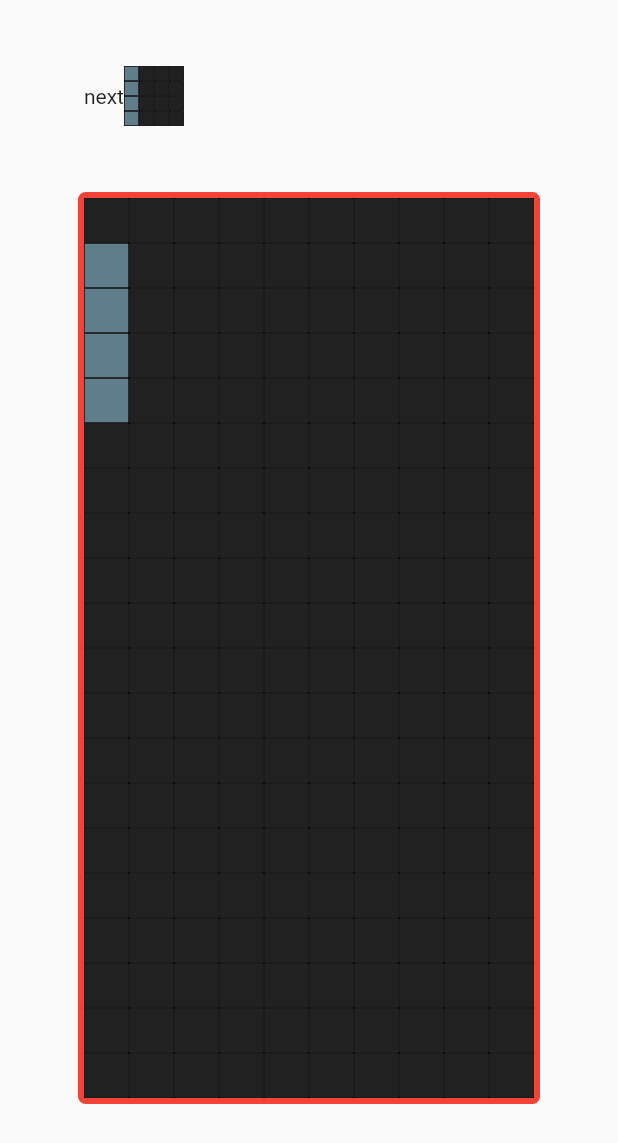
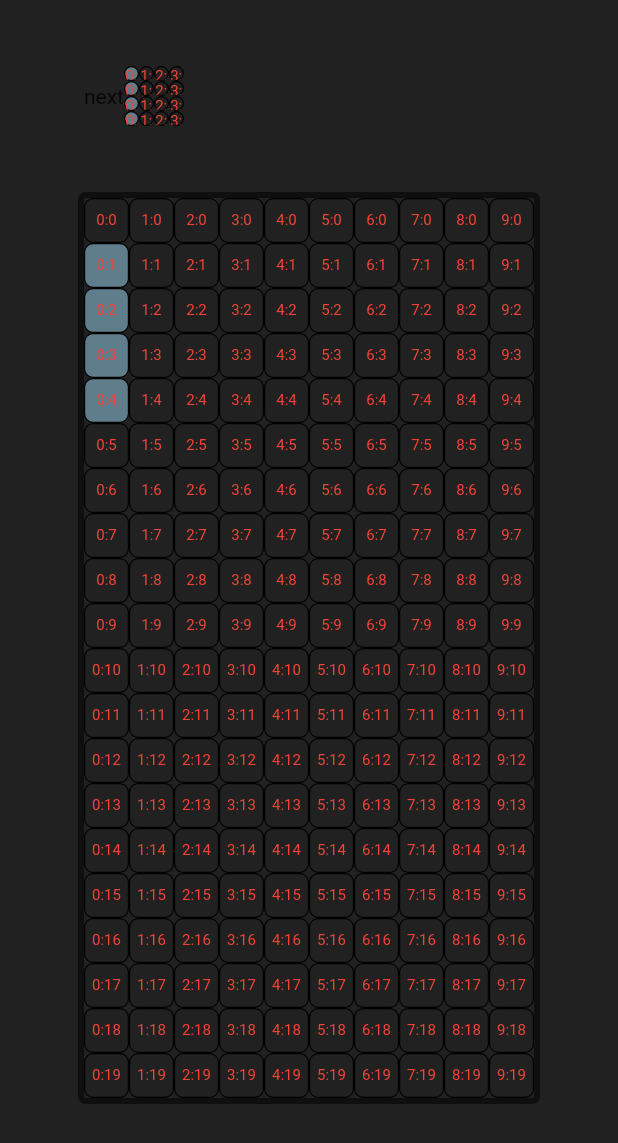
Before and after one commit to fikma/petris, a Flutter app: the screen it shows after launch, after a tap on "resume", on a phone screen of 412 x 824 dp. Shown: the top 1143 px of the screen. Run offline on Flutter 3.47's test engine with Material 2 defaults, Android fonts, the phone set to English and light mode, and no system bars.

```diff
--- a/lib/components/board_widget_component.dart
+++ b/lib/components/board_widget_component.dart
@@ -51,6 +51,7 @@ class BoardWidgetComponent extends BaseComponent {
     }
 
     tetrisBlockLogic.setTetrisBlockColorToBoard(
+      isMonochrome: boardWidgetModel.isBlockMonochrome,
       boardList: boardWidgetModel.boardList,
       tetrisBlocks: tetrisBlockModel.currentBlocks,
     );
--- a/lib/components/count_down_widget_component.dart
+++ b/lib/components/count_down_widget_component.dart
@@ -40,6 +40,7 @@ class CountDownWidgetComponent extends BaseComponent {
           countDownWidgetModel.nextFocus.requestFocus();
 
           TetrisBlockLogic().setTetrisBlockColorToBoard(
+            isMonochrome: boardWidgetModel.isBlockMonochrome,
             tetrisBlocks: hudWidgetModel.tetrisBlocks,
             boardList: hudWidgetModel.boardList,
           );
--- a/lib/components/tetris_blocks_component.dart
+++ b/lib/components/tetris_blocks_component.dart
@@ -101,6 +101,7 @@ class TetrisBlocksComponent extends BaseComponent {
 
         // start logic ketika tetrisBlock collide dengan boardBlock, reset
         boardWidgetLogic.setTetrisBlockTypeToBoard(
+          isMonochrome: boardWidgetModel.isBlockMonochrome,
           boardList: boardWidgetModel.boardList,
           tetrisBlocks: tetrisBlockModel.currentBlocks,
         );
@@ -121,6 +122,7 @@ class TetrisBlocksComponent extends BaseComponent {
       )) {
         moveCommand.undo();
         boardWidgetLogic.setTetrisBlockTypeToBoard(
+          isMonochrome: boardWidgetModel.isBlockMonochrome,
           boardList: boardWidgetModel.boardList,
           tetrisBlocks: tetrisBlockModel.currentBlocks,
         );
@@ -141,6 +143,7 @@ class TetrisBlocksComponent extends BaseComponent {
 
       hudWidgetModel.tetrisBlocks = tetrisBlockModel.nextBlocks.first;
       tetrisBlockLogic.setTetrisBlockColorToBoard(
+        isMonochrome: boardWidgetModel.isBlockMonochrome,
         boardList: hudWidgetModel.boardList,
         tetrisBlocks: hudWidgetModel.tetrisBlocks,
       );
--- a/lib/logics/board_widget_logic.dart
+++ b/lib/logics/board_widget_logic.dart
@@ -1,6 +1,7 @@
 import 'dart:math';
 
 import 'package:flutter/material.dart';
+import 'package:petris/models/board_widget_model.dart';
 import 'package:petris/models/tetris_block_model.dart';
 import 'package:petris/utils/board_config.dart';
 import 'package:petris/models/single_block_widget_model.dart';
@@ -37,6 +38,7 @@ class BoardWidgetLogic {
     required List<List<SingleBlockWidgetModel>> boardList,
     required int xGridSize,
     required int yGridSize,
+    required BoardWidgetModel boardWidgetModel,
   }) {
     List<Column> rowTetrisWidgetCollections = [];
     var blockSize = 0;
@@ -47,6 +49,7 @@ class BoardWidgetLogic {
       for (var x in y) {
         singleBlockWidgetList.add(SingleBlockWidget(
           singleBlockWidgetModel: x,
+          boardWidgetModel: boardWidgetModel,
         ));
 
         blockSize = x.size;
@@ -71,6 +74,7 @@ class BoardWidgetLogic {
   }
 
   void setTetrisBlockTypeToBoard({
+    required bool isMonochrome,
     required List<List<SingleBlockWidgetModel>> boardList,
     required TetrisBlockList<SingleBlockWidgetModel> tetrisBlocks,
   }) {
@@ -78,8 +82,10 @@ class BoardWidgetLogic {
       if (block.position.y < 0) continue;
       boardList[block.position.x.toInt()][block.position.y.toInt()].type =
           block.type;
+
+      Color color = (isMonochrome) ? block.monoColor : block.color;
       boardList[block.position.x.toInt()][block.position.y.toInt()].color =
-          block.color;
+          color;
     }
   }
 
@@ -121,7 +127,7 @@ class BoardWidgetLogic {
           boardList[x][y].color = before.color;
           boardList[x][y].type = before.type;
 
-          boardList[x][y].updateCallback("update");
+          boardList[x][y].updateCallback();
         }
       }
     }
@@ -143,7 +149,7 @@ class BoardWidgetLogic {
       for (var two in one) {
         if (two.type == BlockType.board) {
           two.color = BoardConfig.boardColor;
-          two.updateCallback("rerender");
+          two.updateCallback();
         }
       }
     }
--- a/lib/logics/tetris_block_logic.dart
+++ b/lib/logics/tetris_block_logic.dart
@@ -58,19 +58,16 @@ class TetrisBlockLogic {
   }
 
   void setTetrisBlockColorToBoard({
-    required TetrisBlockList tetrisBlocks,
+    required bool isMonochrome,
+    required TetrisBlockList<SingleBlockWidgetModel> tetrisBlocks,
     required List<List<SingleBlockWidgetModel>> boardList,
   }) {
     for (var item in tetrisBlocks) {
       if (item.position.y >= 0 && item.position.y <= BoardConfig.ySize - 1) {
+        Color color = (isMonochrome) ? item.monoColor : item.color;
+
         boardList[item.position.x.toInt()][item.position.y.toInt()].color =
-            item.color;
-        // if (boardList[item.position.x.toInt()][item.position.y.toInt()]
-        //         .updateCallback !=
-        //     null) {
-        //   boardList[item.position.x.toInt()][item.position.y.toInt()]
-        //       .updateCallback("updated!!!!!");
-        // }
+            color;
       }
     }
   }
--- a/lib/models/board_widget_model.dart
+++ b/lib/models/board_widget_model.dart
@@ -5,4 +5,6 @@ class BoardWidgetModel {
   int rowCount = 20, columnCount = 10;
   late final List<List<SingleBlockWidgetModel>> boardList;
   final FocusNode boardFocus = FocusNode();
+
+  bool isBlockMonochrome = false;
 }
--- a/lib/models/single_block_widget_model.dart
+++ b/lib/models/single_block_widget_model.dart
@@ -14,9 +14,10 @@ enum BlockType {
 class SingleBlockWidgetModel {
   Point position;
 
-  late final Function(String) updateCallback;
+  late final Function updateCallback;
   final int size;
   Color color;
+  Color monoColor = Color(Colors.grey[800]!.value);
 
   BlockType type;
 
--- a/lib/pages/game_page.dart
+++ b/lib/pages/game_page.dart
@@ -33,7 +33,10 @@ class GamePage extends StatelessWidget {
     gamePageComponent.update();
 
     return Scaffold(
-      body: Stack(
+      body: Container(
+        // TODO: pindahkan ke model
+        color: Colors.grey[900],
+        child: Stack(
           children: [
             Focus(
               autofocus: true,
@@ -48,7 +51,8 @@ class GamePage extends StatelessWidget {
                   children: [
                     HudWidget(
                       hudWidgetModel: hudWidgetModel,
-                  ), // todo: HUD
+                      boardWidgetModel: boardWidgetModel,
+                    ),
                     BoardWidget(
                       mainMenuModel: mainMenuModel,
                       gamePageModel: gamePageModel,
@@ -71,6 +75,7 @@ class GamePage extends StatelessWidget {
             ),
           ],
         ),
+      ),
     );
   }
 }
--- a/lib/pages/widget/board_widget.dart
+++ b/lib/pages/widget/board_widget.dart
@@ -85,13 +85,16 @@ class _BoardWidgetState extends State<BoardWidget> {
       decoration: BoxDecoration(
           border: Border.all(
             width: 4.0,
-            color: Colors.red,
+            // TODO: pindahkan ke model
+            color: Colors.black54,
           ),
+          // TODO: pindahkan ke model
           borderRadius: BorderRadius.all(Radius.circular(5.0))),
       child: widget.boardWidgetLogic.generateBoard(
         boardList: widget.boardWidgetModel.boardList,
         xGridSize: BoardConfig.xSize,
         yGridSize: BoardConfig.ySize,
+        boardWidgetModel: widget.boardWidgetModel,
       ),
     );
   }
--- a/lib/pages/widget/hud_widget.dart
+++ b/lib/pages/widget/hud_widget.dart
@@ -1,14 +1,18 @@
 import 'package:flutter/cupertino.dart';
 import 'package:petris/logics/board_widget_logic.dart';
+import 'package:petris/models/board_widget_model.dart';
 import 'package:petris/models/hud_widget_model.dart';
 import 'package:petris/utils/board_config.dart';
 
 class HudWidget extends StatefulWidget {
   final HudWidgetModel hudWidgetModel;
+  final BoardWidgetModel boardWidgetModel;
+
   const HudWidget({
+    super.key,
     required this.hudWidgetModel,
-    Key? key,
-  }) : super(key: key);
+    required this.boardWidgetModel,
+  });
 
   @override
   State<HudWidget> createState() => _HudWidgetState();
@@ -40,6 +44,7 @@ class _HudWidgetState extends State<HudWidget> {
       boardList: widget.hudWidgetModel.boardList,
       xGridSize: 4,
       yGridSize: 4,
+      boardWidgetModel: widget.boardWidgetModel,
     );
     var nextBlocks = Container(
       child: board,
--- a/lib/pages/widget/main_menu_widget.dart
+++ b/lib/pages/widget/main_menu_widget.dart
@@ -64,10 +64,16 @@ class _MainMenuWidgetState extends State<MainMenuWidget> {
       ],
     );
 
-    var monochromeButton =
-        ElevatedButton(onPressed: () {}, child: const Text("Monochrome"));
-    var randomColor =
-        ElevatedButton(onPressed: () {}, child: const Text("Random Color"));
+    var monochromeButton = ElevatedButton(
+        onPressed: () {
+          widget.boardWidgetModel.isBlockMonochrome = true;
+        },
+        child: const Text("Monochrome"));
+    var randomColor = ElevatedButton(
+        onPressed: () {
+          widget.boardWidgetModel.isBlockMonochrome = false;
+        },
+        child: const Text("Random Color"));
     row2 = Row(
       mainAxisAlignment: MainAxisAlignment.spaceEvenly,
       children: [
--- a/lib/pages/widget/single_block_widget.dart
+++ b/lib/pages/widget/single_block_widget.dart
@@ -1,15 +1,18 @@
 import 'package:flutter/foundation.dart';
 import 'package:flutter/material.dart';
 import 'package:petris/logics/board_widget_logic.dart';
+import 'package:petris/models/board_widget_model.dart';
 import 'package:petris/models/single_block_widget_model.dart';
 
 class SingleBlockWidget extends StatefulWidget {
   final SingleBlockWidgetModel singleBlockWidgetModel;
+  final BoardWidgetModel boardWidgetModel;
 
   const SingleBlockWidget({
-    Key? key,
+    super.key,
     required this.singleBlockWidgetModel,
-  }) : super(key: key);
+    required this.boardWidgetModel,
+  });
 
   @override
   State<SingleBlockWidget> createState() => _SingleBlockWidgetState();
@@ -22,7 +25,7 @@ class _SingleBlockWidgetState extends State<SingleBlockWidget> {
   void didChangeDependencies() {
     super.didChangeDependencies();
 
-    widget.singleBlockWidgetModel.updateCallback = (String hello) {
+    widget.singleBlockWidgetModel.updateCallback = () {
       setState(() {});
     };
   }
@@ -33,11 +36,12 @@ class _SingleBlockWidgetState extends State<SingleBlockWidget> {
       width: widget.singleBlockWidgetModel.size * 1.0,
       height: widget.singleBlockWidgetModel.size * 1.0,
       decoration: BoxDecoration(
-        border: Border.all(width: .5),
+        border: Border.all(width: .8),
         color: widget.singleBlockWidgetModel.color,
+        borderRadius: const BorderRadius.all(Radius.circular(6)),
       ),
       child: Center(
-        child: (kDebugMode)
+        child: (!kDebugMode)
             ? Text(
                 '${widget.singleBlockWidgetModel.position.x}:${widget.singleBlockWidgetModel.position.y}',
                 style: const TextStyle(
--- a/lib/utils/board_config.dart
+++ b/lib/utils/board_config.dart
@@ -5,7 +5,7 @@ class BoardConfig {
   static int ySize = 20;
 
   static int blockSize = 30;
-  static Duration loopDuration = const Duration(milliseconds: 100);
+  static Duration loopDuration = const Duration(milliseconds: 150);
   static int tickTime = 700;
 
   static Color boardColor = Color(Colors.grey[900]!.value);
--- /dev/null
+++ b/lib/utils/color_scheme.dart
@@ -0,0 +1 @@
+class ColorScheme {}
```
Lines whose indentation alone changed are shown as unchanged.
